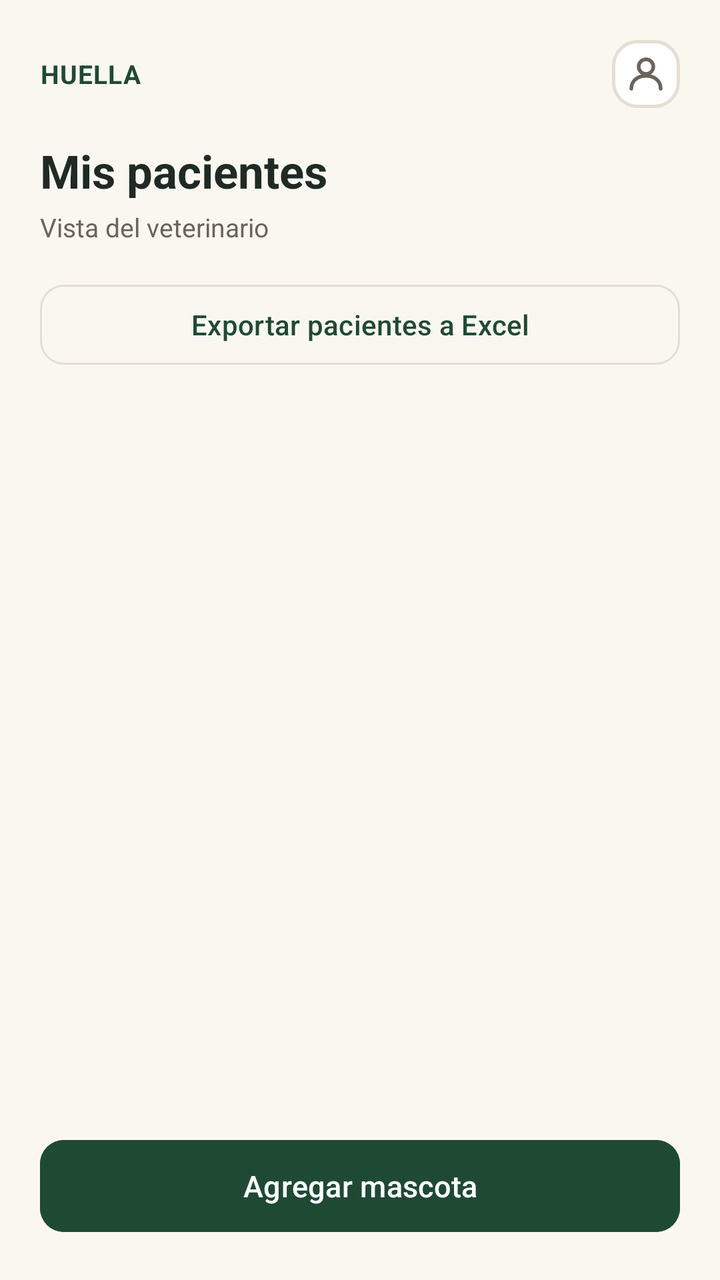
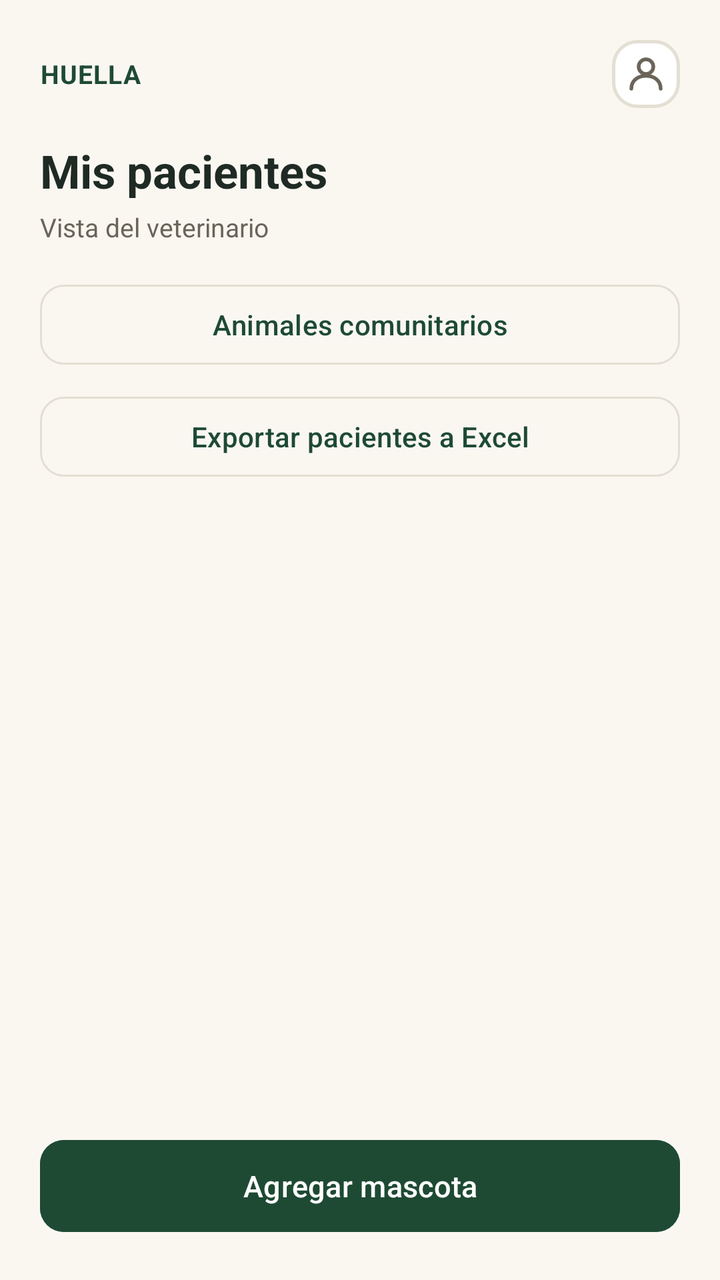

Two renders of the same Android screen: before a commit and after it. Below are the layout's source before the change and the commit's diff.
<!-- AndroidManifest.xml: application theme Theme.HUELLASEGURA -->
<!-- res/layout/activity_veterinario.xml -->
<?xml version="1.0" encoding="utf-8"?>
<LinearLayout xmlns:android="http://schemas.android.com/apk/res/android"
    xmlns:app="http://schemas.android.com/apk/res-auto"
    android:id="@+id/root"
    android:layout_width="match_parent"
    android:layout_height="match_parent"
    android:background="@color/surface_background"
    android:orientation="vertical">

    <LinearLayout
        android:layout_width="match_parent"
        android:layout_height="wrap_content"
        android:gravity="center_vertical"
        android:orientation="horizontal"
        android:paddingStart="20dp"
        android:paddingTop="20dp"
        android:paddingEnd="20dp">

        <TextView
            android:layout_width="0dp"
            android:layout_height="wrap_content"
            android:layout_weight="1"
            android:letterSpacing="0.03"
            android:text="@string/report_brand_wordmark"
            android:textColor="@color/brand_dark"
            android:textSize="13sp"
            android:textStyle="bold" />

        <ImageButton
            android:id="@+id/btnProfile"
            android:layout_width="34dp"
            android:layout_height="34dp"
            android:background="@drawable/bg_icon_button"
            android:contentDescription="@string/profile_button"
            android:padding="7dp"
            android:src="@drawable/ic_profile" />
    </LinearLayout>

    <ScrollView
        android:layout_width="match_parent"
        android:layout_height="0dp"
        android:layout_weight="1"
        android:fillViewport="true">

        <LinearLayout
            android:layout_width="match_parent"
            android:layout_height="wrap_content"
            android:orientation="vertical"
            android:paddingStart="20dp"
            android:paddingTop="16dp"
            android:paddingEnd="20dp"
            android:paddingBottom="16dp">

            <TextView
                android:layout_width="wrap_content"
                android:layout_height="wrap_content"
                android:text="@string/vet_title"
                android:textColor="@color/text_primary"
                android:textSize="23sp"
                android:textStyle="bold" />

            <TextView
                android:layout_width="wrap_content"
                android:layout_height="wrap_content"
                android:layout_marginTop="4dp"
                android:layout_marginBottom="16dp"
                android:text="@string/vet_subtitle"
                android:textColor="@color/text_secondary"
                android:textSize="13sp" />

            <TextView
                android:id="@+id/tvPendingBanner"
                android:layout_width="match_parent"
                android:layout_height="wrap_content"
                android:layout_marginBottom="16dp"
                android:background="@drawable/bg_offline_notice"
                android:lineSpacingMultiplier="1.3"
                android:padding="14dp"
                android:text="@string/vet_pending_banner"
                android:textColor="@color/offline_notice_text"
                android:textSize="13sp"
                android:visibility="gone" />

            <com.google.android.material.button.MaterialButton
                android:id="@+id/btnExport"
                style="@style/Widget.Material3.Button.OutlinedButton"
                android:layout_width="match_parent"
                android:layout_height="48dp"
                android:layout_marginBottom="12dp"
                android:text="@string/export_btn_pets"
                android:textAllCaps="false"
                android:textColor="@color/brand_dark"
                android:textSize="14sp"
                app:cornerRadius="12dp"
                app:strokeColor="@color/field_border" />

            <include
                android:id="@+id/speciesFilter"
                layout="@layout/view_species_filter"
                android:layout_width="match_parent"
                android:layout_height="wrap_content"
                android:layout_marginBottom="12dp" />

            <LinearLayout
                android:id="@+id/petsContainer"
                android:layout_width="match_parent"
                android:layout_height="wrap_content"
                android:orientation="vertical" />
        </LinearLayout>
    </ScrollView>

    <LinearLayout
        android:layout_width="match_parent"
        android:layout_height="wrap_content"
        android:padding="20dp">

        <com.google.android.material.button.MaterialButton
            android:id="@+id/btnAddPet"
            android:layout_width="match_parent"
            android:layout_height="54dp"
            android:backgroundTint="@color/brand_dark"
            android:text="@string/pets_btn_add"
            android:textAllCaps="false"
            android:textColor="@android:color/white"
            android:textSize="15sp"
            app:cornerRadius="12dp" />
    </LinearLayout>
</LinearLayout>
<!-- res/layout/view_species_filter.xml (included above) -->
<?xml version="1.0" encoding="utf-8"?>
<HorizontalScrollView xmlns:android="http://schemas.android.com/apk/res/android"
    xmlns:app="http://schemas.android.com/apk/res-auto"
    android:layout_width="match_parent"
    android:layout_height="wrap_content"
    android:clipToPadding="false"
    android:scrollbars="none">

    <com.google.android.material.chip.ChipGroup
        android:id="@+id/chipGroupSpecies"
        android:layout_width="wrap_content"
        android:layout_height="wrap_content"
        app:selectionRequired="true"
        app:singleLine="true"
        app:singleSelection="true" />
</HorizontalScrollView>
<!-- resources referenced by this layout -->
<resources>
  <color name="brand_dark">@color/splash_background</color>
  <color name="field_border">#E4DFD3</color>
  <color name="offline_notice_text">#7A5E19</color>
  <color name="surface_background">@color/splash_text_primary</color>
  <color name="text_primary">#1F2A24</color>
  <color name="text_secondary">#6B6459</color>
  <!-- drawable bg_icon_button (drawable) -->
  <?xml version="1.0" encoding="utf-8"?>
  <shape xmlns:android="http://schemas.android.com/apk/res/android"
      android:shape="rectangle">
      <solid android:color="@android:color/white" />
      <corners android:radius="12dp" />
      <stroke
          android:width="1.5dp"
          android:color="@color/field_border" />
  </shape>
  <!-- drawable bg_offline_notice (drawable) -->
  <?xml version="1.0" encoding="utf-8"?>
  <shape xmlns:android="http://schemas.android.com/apk/res/android"
      android:shape="rectangle">
      <solid android:color="@color/offline_notice_bg" />
      <corners android:radius="12dp" />
  </shape>
  <!-- drawable ic_profile (drawable) -->
  <?xml version="1.0" encoding="utf-8"?>
  <vector xmlns:android="http://schemas.android.com/apk/res/android"
      android:width="22dp"
      android:height="22dp"
      android:viewportWidth="24"
      android:viewportHeight="24">
      <path
          android:pathData="M8,8 A4,4 0 1 0 16,8 A4,4 0 1 0 8,8 Z"
          android:strokeColor="@color/text_secondary"
          android:strokeWidth="2"
          android:fillColor="#00000000" />
      <path
          android:pathData="M4,20 C4,15.5 7.6,13 12,13 C16.4,13 20,15.5 20,20"
          android:strokeColor="@color/text_secondary"
          android:strokeWidth="2"
          android:strokeLineCap="round"
          android:fillColor="#00000000" />
  </vector>
  <string name="export_btn_pets">Exportar pacientes a Excel</string>
  <string name="pets_btn_add">Agregar mascota</string>
  <string name="profile_button">Perfil</string>
  <string name="report_brand_wordmark">HUELLA</string>
  <string name="vet_pending_banner">Tu solicitud para ser veterinario está pendiente de aceptación por la comunidad.</string>
  <string name="vet_subtitle">Vista del veterinario</string>
  <string name="vet_title">Mis pacientes</string>
  <style name="Theme.HUELLASEGURA" parent="Base.Theme.HUELLASEGURA" />
  <color name="splash_background">#1E4A33</color>
  <color name="splash_text_primary">#FAF7F1</color>
  <color name="offline_notice_bg">#F3ECD9</color>
  <style name="Base.Theme.HUELLASEGURA" parent="Theme.Material3.DayNight.NoActionBar">
          
          <item name="colorPrimary">@color/accent_green</item>
          <item name="colorOnPrimary">@color/surface_background</item>
          <item name="colorSecondary">@color/brand_dark</item>
          <item name="colorSecondaryContainer">@color/accent_green</item>
          <item name="colorOnSecondaryContainer">@color/surface_background</item>
          <item name="android:windowBackground">@color/surface_background</item>
      </style>
  <color name="accent_green">@color/splash_icon_background</color>
  <color name="splash_icon_background">#2F7A4E</color>
</resources>

<!-- the commit's change to res/layout/activity_veterinario.xml (unified diff, before → after) -->
@@ -82,6 +82,19 @@
                 android:visibility="gone" />
 
             <com.google.android.material.button.MaterialButton
+                android:id="@+id/btnComunitarios"
+                style="@style/Widget.Material3.Button.OutlinedButton"
+                android:layout_width="match_parent"
+                android:layout_height="48dp"
+                android:layout_marginBottom="8dp"
+                android:text="@string/comunitarios_btn_staff"
+                android:textAllCaps="false"
+                android:textColor="@color/brand_dark"
+                android:textSize="14sp"
+                app:cornerRadius="12dp"
+                app:strokeColor="@color/field_border" />
+
+            <com.google.android.material.button.MaterialButton
                 android:id="@+id/btnExport"
                 style="@style/Widget.Material3.Button.OutlinedButton"
                 android:layout_width="match_parent"
<!-- resource entries referenced after the edit -->
@@ -42,6 +42,7 @@
           android:strokeLineCap="round"
           android:fillColor="#00000000" />
   </vector>
+  <string name="comunitarios_btn_staff">Animales comunitarios</string>
   <string name="export_btn_pets">Exportar pacientes a Excel</string>
   <string name="pets_btn_add">Agregar mascota</string>
   <string name="profile_button">Perfil</string>
